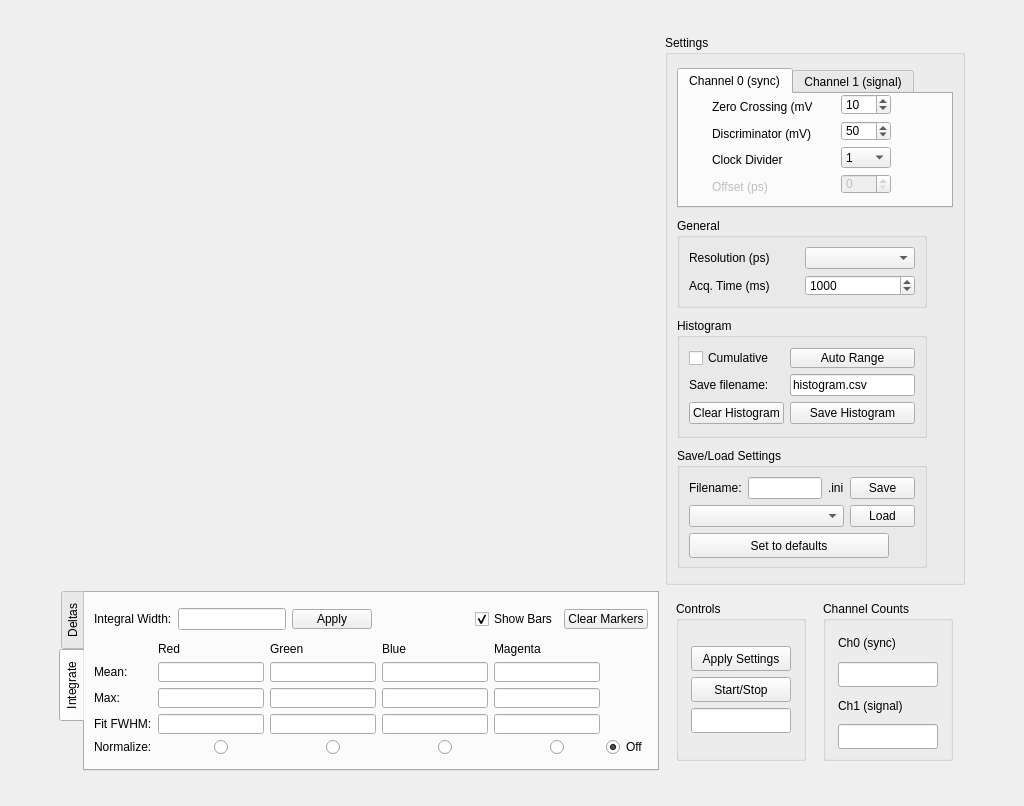
The window that settings_gui.ui (dldlowndes/LD_Pharppy) describes before a commit, drawn with Qt 5.
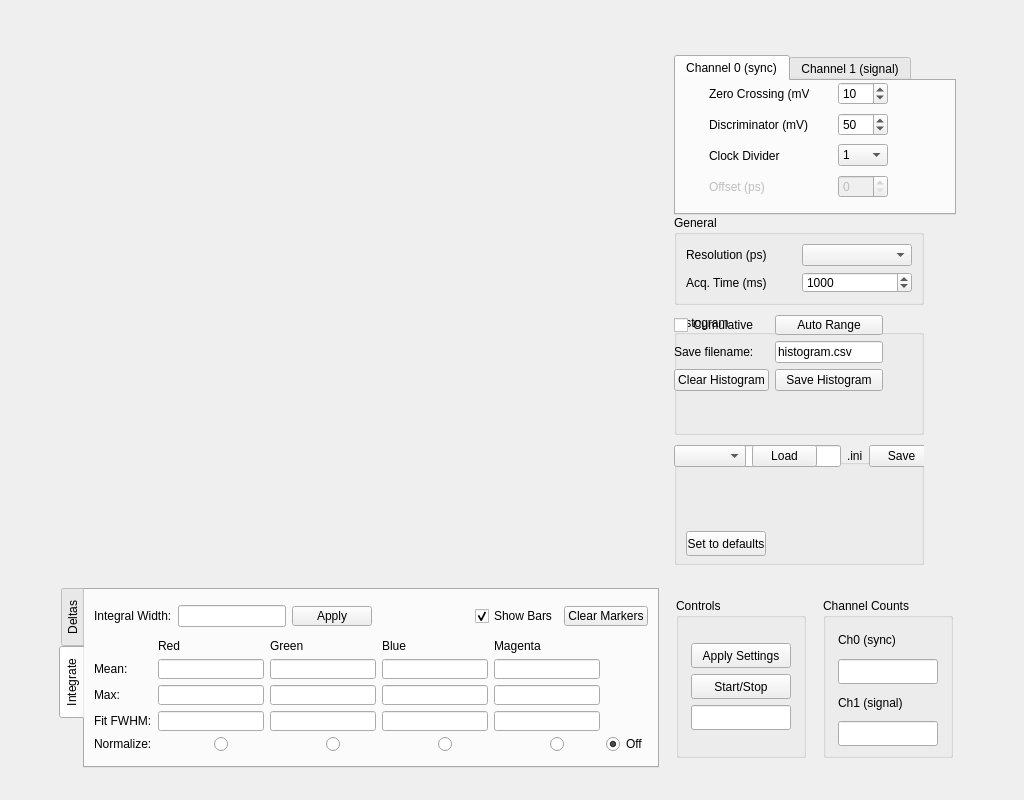
The same window after the commit. Custom widgets are drawn as their Qt base class.

Commit message: More gui fiddling Added more todos for gui features

Diff of the .ui file:
```diff
--- a/settings_gui.ui
+++ b/settings_gui.ui
@@ -10,7 +10,7 @@
     <x>0</x>
     <y>0</y>
     <width>1024</width>
-    <height>806</height>
+    <height>800</height>
    </rect>
   </property>
   <property name="minimumSize">
@@ -902,61 +902,15 @@
         </widget>
        </widget>
       </item>
-      <item row="1" column="2">
-       <layout class="QHBoxLayout" name="horizontalLayout">
-        <item>
-         <widget class="QGroupBox" name="groupBox_3">
-          <property name="sizePolicy">
-           <sizepolicy hsizetype="Fixed" vsizetype="Fixed">
-            <horstretch>0</horstretch>
-            <verstretch>0</verstretch>
-           </sizepolicy>
-          </property>
-          <property name="minimumSize">
-           <size>
-            <width>130</width>
-            <height>160</height>
-           </size>
-          </property>
-          <property name="maximumSize">
-           <size>
-            <width>130</width>
-            <height>160</height>
-           </size>
-          </property>
-          <property name="title">
-           <string>Controls</string>
-          </property>
-          <layout class="QGridLayout" name="gridLayout_11">
            <item row="0" column="0">
-            <layout class="QGridLayout" name="gridLayout_10">
-             <item row="1" column="0">
-              <widget class="QPushButton" name="button_StartStop">
-               <property name="sizePolicy">
-                <sizepolicy hsizetype="Fixed" vsizetype="Fixed">
-                 <horstretch>0</horstretch>
-                 <verstretch>0</verstretch>
-                </sizepolicy>
-               </property>
-               <property name="minimumSize">
-                <size>
-                 <width>100</width>
-                 <height>25</height>
-                </size>
-               </property>
-               <property name="maximumSize">
-                <size>
-                 <width>100</width>
-                 <height>25</height>
-                </size>
-               </property>
-               <property name="text">
-                <string>Start/Stop</string>
-               </property>
-              </widget>
-             </item>
-             <item row="2" column="0">
-              <widget class="QLineEdit" name="status">
+       <widget class="PlotWidget" name="graph_Widget" native="true">
+        <property name="autoFillBackground">
+         <bool>true</bool>
+        </property>
+       </widget>
+      </item>
+      <item row="0" column="1">
+       <widget class="QFrame" name="settings_Box">
                <property name="sizePolicy">
                 <sizepolicy hsizetype="Fixed" vsizetype="Fixed">
                  <horstretch>0</horstretch>
@@ -965,159 +919,6 @@
                </property>
                <property name="minimumSize">
                 <size>
-                 <width>100</width>
-                 <height>25</height>
-                </size>
-               </property>
-               <property name="maximumSize">
-                <size>
-                 <width>100</width>
-                 <height>25</height>
-                </size>
-               </property>
-              </widget>
-             </item>
-             <item row="0" column="0">
-              <widget class="QPushButton" name="button_ApplySettings">
-               <property name="sizePolicy">
-                <sizepolicy hsizetype="Fixed" vsizetype="Fixed">
-                 <horstretch>0</horstretch>
-                 <verstretch>0</verstretch>
-                </sizepolicy>
-               </property>
-               <property name="minimumSize">
-                <size>
-                 <width>100</width>
-                 <height>25</height>
-                </size>
-               </property>
-               <property name="maximumSize">
-                <size>
-                 <width>100</width>
-                 <height>25</height>
-                </size>
-               </property>
-               <property name="text">
-                <string>Apply Settings</string>
-               </property>
-              </widget>
-             </item>
-            </layout>
-           </item>
-          </layout>
-         </widget>
-        </item>
-        <item>
-         <widget class="QGroupBox" name="groupBox_4">
-          <property name="sizePolicy">
-           <sizepolicy hsizetype="Fixed" vsizetype="Fixed">
-            <horstretch>0</horstretch>
-            <verstretch>0</verstretch>
-           </sizepolicy>
-          </property>
-          <property name="minimumSize">
-           <size>
-            <width>130</width>
-            <height>160</height>
-           </size>
-          </property>
-          <property name="maximumSize">
-           <size>
-            <width>130</width>
-            <height>160</height>
-           </size>
-          </property>
-          <property name="title">
-           <string>Channel Counts</string>
-          </property>
-          <layout class="QGridLayout" name="gridLayout_8">
-           <item row="0" column="0">
-            <layout class="QVBoxLayout" name="verticalLayout_3">
-             <item>
-              <widget class="QLabel" name="counts_Ch0_Label">
-               <property name="text">
-                <string>Ch0 (sync)</string>
-               </property>
-              </widget>
-             </item>
-             <item>
-              <widget class="QLineEdit" name="counts_Ch0">
-               <property name="sizePolicy">
-                <sizepolicy hsizetype="Fixed" vsizetype="Fixed">
-                 <horstretch>0</horstretch>
-                 <verstretch>0</verstretch>
-                </sizepolicy>
-               </property>
-               <property name="minimumSize">
-                <size>
-                 <width>100</width>
-                 <height>25</height>
-                </size>
-               </property>
-               <property name="maximumSize">
-                <size>
-                 <width>100</width>
-                 <height>25</height>
-                </size>
-               </property>
-               <property name="font">
-                <font>
-                 <pointsize>12</pointsize>
-                </font>
-               </property>
-              </widget>
-             </item>
-             <item>
-              <widget class="QLabel" name="counts_Ch1_Label">
-               <property name="text">
-                <string>Ch1 (signal)</string>
-               </property>
-              </widget>
-             </item>
-             <item>
-              <widget class="QLineEdit" name="counts_Ch1">
-               <property name="sizePolicy">
-                <sizepolicy hsizetype="Fixed" vsizetype="Fixed">
-                 <horstretch>0</horstretch>
-                 <verstretch>0</verstretch>
-                </sizepolicy>
-               </property>
-               <property name="minimumSize">
-                <size>
-                 <width>100</width>
-                 <height>25</height>
-                </size>
-               </property>
-               <property name="maximumSize">
-                <size>
-                 <width>100</width>
-                 <height>25</height>
-                </size>
-               </property>
-               <property name="font">
-                <font>
-                 <pointsize>12</pointsize>
-                </font>
-               </property>
-              </widget>
-             </item>
-            </layout>
-           </item>
-          </layout>
-         </widget>
-        </item>
-       </layout>
-      </item>
-      <item row="0" column="2">
-       <widget class="QGroupBox" name="settings_Box">
-        <property name="sizePolicy">
-         <sizepolicy hsizetype="Fixed" vsizetype="Fixed">
-          <horstretch>0</horstretch>
-          <verstretch>0</verstretch>
-         </sizepolicy>
-        </property>
-        <property name="minimumSize">
-         <size>
           <width>300</width>
           <height>550</height>
          </size>
@@ -1128,16 +929,13 @@
           <height>550</height>
          </size>
         </property>
-        <property name="title">
-         <string>Settings</string>
-        </property>
         <layout class="QVBoxLayout" name="verticalLayout_4">
          <item>
           <widget class="QTabWidget" name="tabWidget">
            <property name="minimumSize">
             <size>
              <width>0</width>
-             <height>140</height>
+             <height>160</height>
             </size>
            </property>
            <property name="maximumSize">
@@ -1159,7 +957,7 @@
                <x>10</x>
                <y>0</y>
                <width>226</width>
-               <height>100</height>
+               <height>120</height>
               </rect>
              </property>
              <layout class="QGridLayout" name="ch0_Layout">
@@ -1498,8 +1296,8 @@
            <property name="title">
             <string>General</string>
            </property>
-           <layout class="QGridLayout" name="gridLayout_12">
-            <item row="0" column="0">
+           <layout class="QVBoxLayout" name="verticalLayout">
+            <item>
              <layout class="QGridLayout" name="general_Layout">
               <item row="0" column="0">
                <widget class="QLabel" name="resolution_Label">
@@ -1556,8 +1354,7 @@
            <property name="title">
             <string>Histogram</string>
            </property>
-           <layout class="QGridLayout" name="gridLayout_14">
-            <item row="0" column="0">
+           <widget class="QWidget" name="">
              <layout class="QGridLayout" name="gridLayout_5">
               <item row="1" column="0">
                <widget class="QLabel" name="filename_Label">
@@ -1608,8 +1405,7 @@
                </widget>
               </item>
              </layout>
-            </item>
-           </layout>
+           </widget>
           </widget>
          </item>
          <item>
@@ -1629,8 +1425,38 @@
            <property name="title">
             <string>Save/Load Settings</string>
            </property>
-           <layout class="QVBoxLayout" name="verticalLayout">
-            <item>
+           <widget class="QPushButton" name="button_Defaults">
+            <property name="geometry">
+             <rect>
+              <x>12</x>
+              <y>86</y>
+              <width>80</width>
+              <height>25</height>
+             </rect>
+            </property>
+            <property name="sizePolicy">
+             <sizepolicy hsizetype="Fixed" vsizetype="Fixed">
+              <horstretch>0</horstretch>
+              <verstretch>0</verstretch>
+             </sizepolicy>
+            </property>
+            <property name="minimumSize">
+             <size>
+              <width>50</width>
+              <height>25</height>
+             </size>
+            </property>
+            <property name="maximumSize">
+             <size>
+              <width>200</width>
+              <height>25</height>
+             </size>
+            </property>
+            <property name="text">
+             <string>Set to defaults</string>
+            </property>
+           </widget>
+           <widget class="QWidget" name="">
              <layout class="QHBoxLayout" name="horizontalLayout_3">
               <item>
                <widget class="QLabel" name="label_10">
@@ -1669,8 +1495,8 @@
                </widget>
               </item>
              </layout>
-            </item>
-            <item>
+           </widget>
+           <widget class="QWidget" name="">
              <layout class="QHBoxLayout" name="horizontalLayout_2">
               <item>
                <widget class="QComboBox" name="existing_inis"/>
@@ -1695,9 +1521,16 @@
                </widget>
               </item>
              </layout>
-            </item>
+           </widget>
+          </widget>
+         </item>
+        </layout>
+       </widget>
+      </item>
+      <item row="1" column="1">
+       <layout class="QHBoxLayout" name="horizontalLayout">
             <item>
-             <widget class="QPushButton" name="button_Defaults">
+         <widget class="QGroupBox" name="groupBox_3">
               <property name="sizePolicy">
                <sizepolicy hsizetype="Fixed" vsizetype="Fixed">
                 <horstretch>0</horstretch>
@@ -1706,26 +1539,199 @@
               </property>
               <property name="minimumSize">
                <size>
-                <width>50</width>
+            <width>130</width>
+            <height>160</height>
+           </size>
+          </property>
+          <property name="maximumSize">
+           <size>
+            <width>130</width>
+            <height>160</height>
+           </size>
+          </property>
+          <property name="title">
+           <string>Controls</string>
+          </property>
+          <layout class="QGridLayout" name="gridLayout_11">
+           <item row="0" column="0">
+            <layout class="QGridLayout" name="gridLayout_10">
+             <item row="1" column="0">
+              <widget class="QPushButton" name="button_StartStop">
+               <property name="sizePolicy">
+                <sizepolicy hsizetype="Fixed" vsizetype="Fixed">
+                 <horstretch>0</horstretch>
+                 <verstretch>0</verstretch>
+                </sizepolicy>
+               </property>
+               <property name="minimumSize">
+                <size>
+                 <width>100</width>
                 <height>25</height>
                </size>
               </property>
               <property name="maximumSize">
                <size>
-                <width>200</width>
+                 <width>100</width>
                 <height>25</height>
                </size>
               </property>
               <property name="text">
-               <string>Set to defaults</string>
+                <string>Start/Stop</string>
               </property>
              </widget>
             </item>
-           </layout>
-          </widget>
-         </item>
-        </layout>
-       </widget>
+             <item row="2" column="0">
+              <widget class="QLineEdit" name="status">
+               <property name="sizePolicy">
+                <sizepolicy hsizetype="Fixed" vsizetype="Fixed">
+                 <horstretch>0</horstretch>
+                 <verstretch>0</verstretch>
+                </sizepolicy>
+               </property>
+               <property name="minimumSize">
+                <size>
+                 <width>100</width>
+                 <height>25</height>
+                </size>
+               </property>
+               <property name="maximumSize">
+                <size>
+                 <width>100</width>
+                 <height>25</height>
+                </size>
+               </property>
+              </widget>
+             </item>
+             <item row="0" column="0">
+              <widget class="QPushButton" name="button_ApplySettings">
+               <property name="sizePolicy">
+                <sizepolicy hsizetype="Fixed" vsizetype="Fixed">
+                 <horstretch>0</horstretch>
+                 <verstretch>0</verstretch>
+                </sizepolicy>
+               </property>
+               <property name="minimumSize">
+                <size>
+                 <width>100</width>
+                 <height>25</height>
+                </size>
+               </property>
+               <property name="maximumSize">
+                <size>
+                 <width>100</width>
+                 <height>25</height>
+                </size>
+               </property>
+               <property name="text">
+                <string>Apply Settings</string>
+               </property>
+              </widget>
+             </item>
+            </layout>
+           </item>
+          </layout>
+         </widget>
+        </item>
+        <item>
+         <widget class="QGroupBox" name="groupBox_4">
+          <property name="sizePolicy">
+           <sizepolicy hsizetype="Fixed" vsizetype="Fixed">
+            <horstretch>0</horstretch>
+            <verstretch>0</verstretch>
+           </sizepolicy>
+          </property>
+          <property name="minimumSize">
+           <size>
+            <width>130</width>
+            <height>160</height>
+           </size>
+          </property>
+          <property name="maximumSize">
+           <size>
+            <width>130</width>
+            <height>160</height>
+           </size>
+          </property>
+          <property name="title">
+           <string>Channel Counts</string>
+          </property>
+          <layout class="QGridLayout" name="gridLayout_8">
+           <item row="0" column="0">
+            <layout class="QVBoxLayout" name="verticalLayout_3">
+             <item>
+              <widget class="QLabel" name="counts_Ch0_Label">
+               <property name="text">
+                <string>Ch0 (sync)</string>
+               </property>
+              </widget>
+             </item>
+             <item>
+              <widget class="QLineEdit" name="counts_Ch0">
+               <property name="sizePolicy">
+                <sizepolicy hsizetype="Fixed" vsizetype="Fixed">
+                 <horstretch>0</horstretch>
+                 <verstretch>0</verstretch>
+                </sizepolicy>
+               </property>
+               <property name="minimumSize">
+                <size>
+                 <width>100</width>
+                 <height>25</height>
+                </size>
+               </property>
+               <property name="maximumSize">
+                <size>
+                 <width>100</width>
+                 <height>25</height>
+                </size>
+               </property>
+               <property name="font">
+                <font>
+                 <pointsize>12</pointsize>
+                </font>
+               </property>
+              </widget>
+             </item>
+             <item>
+              <widget class="QLabel" name="counts_Ch1_Label">
+               <property name="text">
+                <string>Ch1 (signal)</string>
+               </property>
+              </widget>
+             </item>
+             <item>
+              <widget class="QLineEdit" name="counts_Ch1">
+               <property name="sizePolicy">
+                <sizepolicy hsizetype="Fixed" vsizetype="Fixed">
+                 <horstretch>0</horstretch>
+                 <verstretch>0</verstretch>
+                </sizepolicy>
+               </property>
+               <property name="minimumSize">
+                <size>
+                 <width>100</width>
+                 <height>25</height>
+                </size>
+               </property>
+               <property name="maximumSize">
+                <size>
+                 <width>100</width>
+                 <height>25</height>
+                </size>
+               </property>
+               <property name="font">
+                <font>
+                 <pointsize>12</pointsize>
+                </font>
+               </property>
+              </widget>
+             </item>
+            </layout>
+           </item>
+          </layout>
+         </widget>
+        </item>
+       </layout>
       </item>
      </layout>
     </item>
```
Left out of the diff: 3 changed lines with no effect on the pictures. Lines whose indentation alone changed are shown as unchanged. The commit also changes 2 other files.
